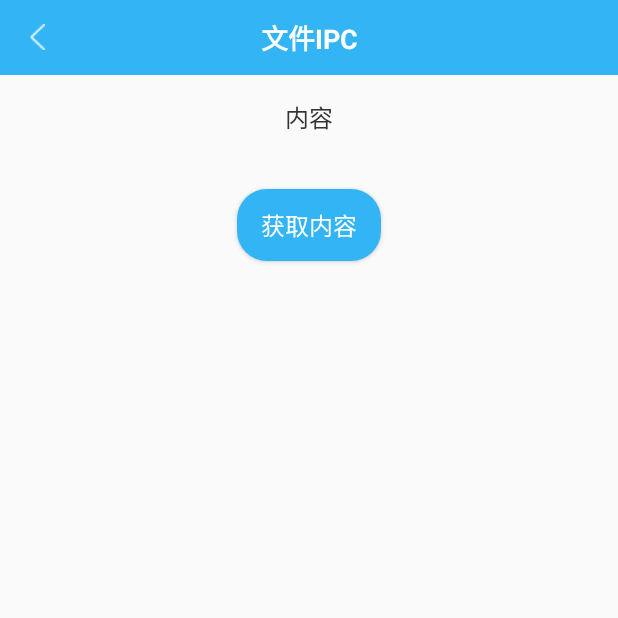
After one commit to dengdongqi/IPC_APP, an Android app: the FileIpcActivity screen opened directly, with no data from a screen before it, on a phone screen of 412 x 824 dp, the top half of it. The commit adds this screen. Run offline under Robolectric (Android 15) with nearby library versions, the phone set to English and light mode, and no system bars; libraries missing offline, so code that uses them is left out: com.blankj.utilcode.

Commit message:
完成File IPC

```diff
--- a/app/build.gradle
+++ b/app/build.gradle
@@ -24,7 +24,7 @@ android {
 
 dependencies {
     implementation fileTree(dir: 'libs', include: ['*.jar'])
-    implementation"org.jetbrains.kotlin:kotlin-stdlib-jdk7:$kotlin_version"
+    implementation "org.jetbrains.kotlin:kotlin-stdlib-jdk7:$kotlin_version"
     implementation 'com.android.support:appcompat-v7:28.0.0-rc02'
     implementation 'com.android.support.constraint:constraint-layout:1.1.3'
     testImplementation 'junit:junit:4.12'
--- /dev/null
+++ b/app/src/main/java/com/dengdongqi/ipc_app/fileShare/FileIpcActivity.kt
@@ -0,0 +1,45 @@
+package com.dengdongqi.ipc_app.fileShare
+
+import android.support.v7.app.AppCompatActivity
+import android.os.Bundle
+import com.blankj.utilcode.util.FileIOUtils
+import com.dengdongqi.ipc_app.R
+import kotlinx.android.synthetic.main.activity_file_ipc.*
+import kotlinx.android.synthetic.main.title_bar.*
+import java.io.File
+
+class FileIpcActivity : AppCompatActivity() {
+
+    private lateinit var filePath : String
+
+    override fun onCreate(savedInstanceState: Bundle?) {
+        super.onCreate(savedInstanceState)
+        setContentView(R.layout.activity_file_ipc)
+        inits()
+        event()
+    }
+
+    private fun inits() {
+        tvTitle.text = "文件IPC"
+        filePath = intent.getStringExtra("filePath")
+    }
+
+    private fun event() {
+        ivBack.setOnClickListener {
+            finish()
+        }
+
+        btGetFile.setOnClickListener {
+            tvContent.text = getFileContent()
+        }
+    }
+
+    fun getFileContent() : String {
+        val file = File(filePath)
+        var content = ""
+        if(file.exists()){
+            content = FileIOUtils.readFile2String(file)
+        }
+        return content
+    }
+}
--- a/app/src/main/java/com/dengdongqi/ipc_app/messenger/MessengerIPCActivity.kt
+++ b/app/src/main/java/com/dengdongqi/ipc_app/messenger/MessengerIPCActivity.kt
@@ -9,6 +9,7 @@ import android.os.*
 import android.support.v7.app.AppCompatActivity
 import android.util.Log
 import android.widget.Toast
+import com.blankj.utilcode.util.ToastUtils
 import com.dengdongqi.ipc_app.R
 import com.dengdongqi.ipc_app.messenger.MessengerIPCActivity.Companion.MSG_FROM_CLIENT
 import kotlinx.android.synthetic.main.activity_message_ipc.*
@@ -47,6 +48,8 @@ class MessengerIPCActivity : AppCompatActivity() {
 
     private fun inits() {
         tvTitle.text = "Messenger IPC"
+
+        ToastUtils.showShort("Log 查看数据传递")
     }
 
     private fun event() {
--- /dev/null
+++ b/app/src/main/res/layout/activity_file_ipc.xml
@@ -0,0 +1,36 @@
+<?xml version="1.0" encoding="utf-8"?>
+<LinearLayout
+    xmlns:android="http://schemas.android.com/apk/res/android"
+    xmlns:app="http://schemas.android.com/apk/res-auto"
+    xmlns:tools="http://schemas.android.com/tools"
+    android:layout_width="match_parent"
+    android:layout_height="match_parent"
+    android:orientation="vertical"
+    android:gravity="center_horizontal"
+    tools:context=".fileShare.FileIpcActivity">
+
+    <include layout="@layout/title_bar"/>
+
+    <TextView
+        android:id="@+id/tvContent"
+        android:layout_width="match_parent"
+        android:layout_height="wrap_content"
+        android:layout_marginTop="20dp"
+        android:layout_margin="16dp"
+        android:text="内容"
+        android:textSize="16sp"
+        android:textColor="#333333"
+        android:gravity="center"
+        />
+
+    <Button
+        android:id="@+id/btGetFile"
+        android:layout_width="wrap_content"
+        android:layout_height="wrap_content"
+        android:background="@drawable/bt_bg"
+        style="@style/btStyle"
+        android:text="获取内容"
+        android:layout_marginTop="20dp"
+        />
+
+</LinearLayout>
```
Also changed, not shown: app/src/main/AndroidManifest.xml (+14 -13 lines), app/src/main/java/com/dengdongqi/ipc_app/MainActivity.kt (+41 -2 lines).
